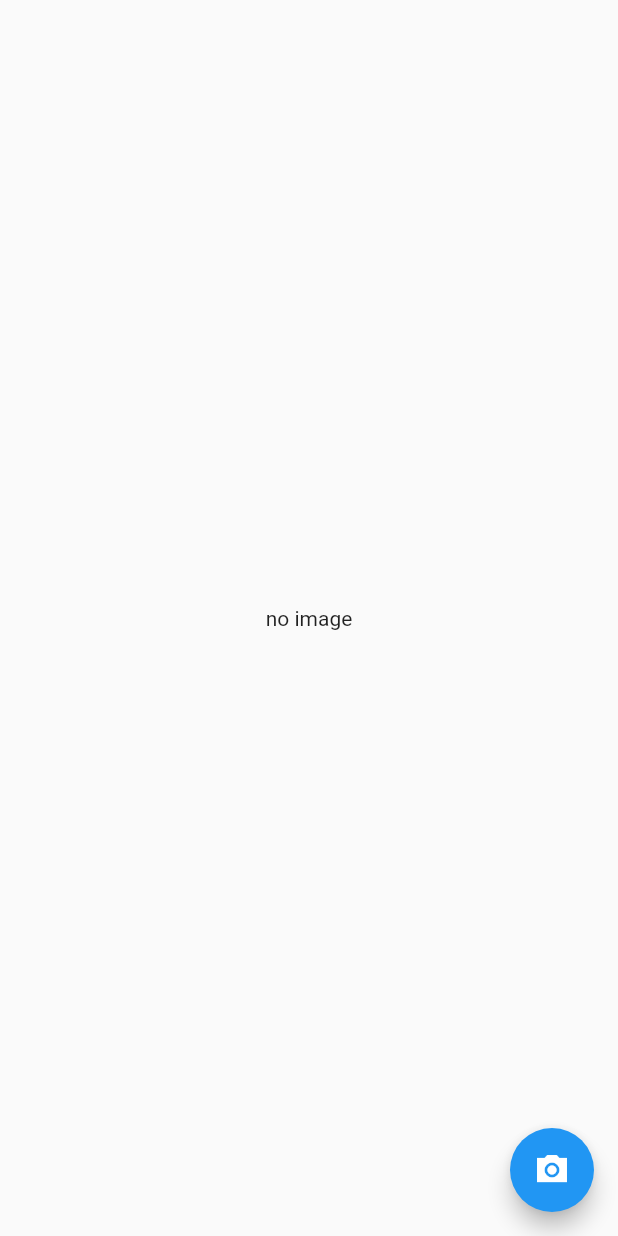
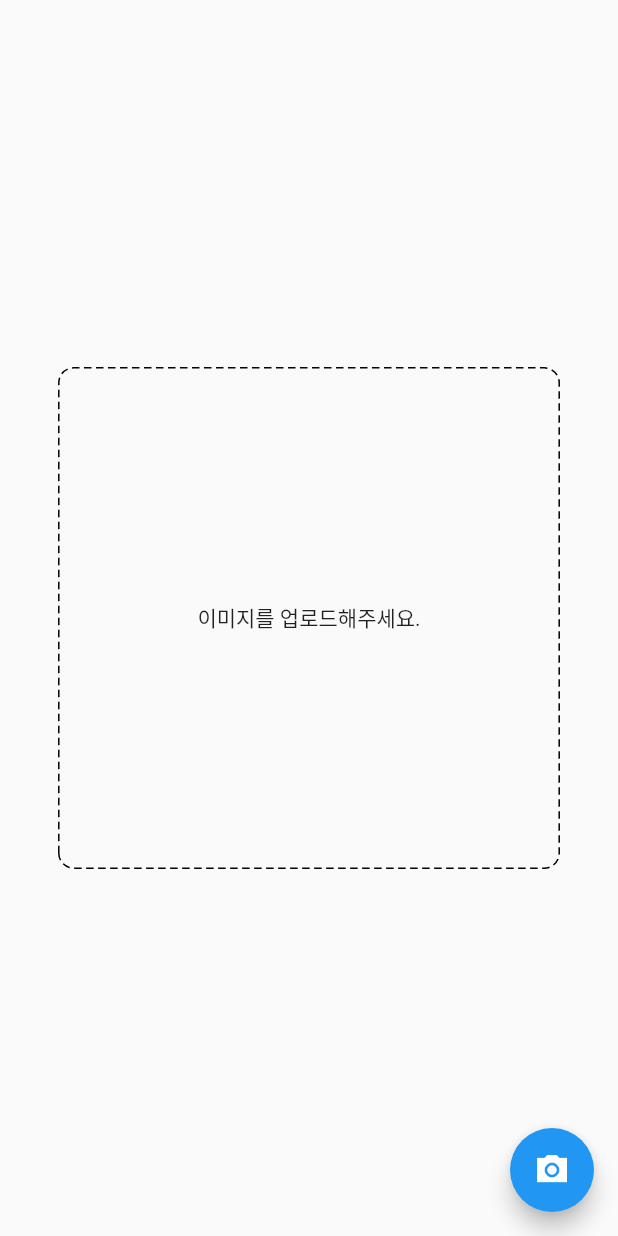
Before and after one commit to Yoochanhong/AI-X, a Flutter app: the screen it shows after launch, on a phone screen of 412 x 824 dp. Run offline on Flutter 3.47's test engine with Material 2 defaults, Android fonts, the phone set to English and light mode, and no system bars; drawn by our look-alikes of dotted_border; our stand-ins replace dio, flutter_screenutil, image_picker.

Commit message:
image가 null일때 뷰 대응

```diff
--- a/ai_x/lib/main.dart
+++ b/ai_x/lib/main.dart
@@ -1,7 +1,9 @@
 import 'dart:io';
 
 import 'package:dio/dio.dart';
+import 'package:dotted_border/dotted_border.dart';
 import 'package:flutter/material.dart';
+import 'package:flutter_screenutil/flutter_screenutil.dart';
 import 'package:image_picker/image_picker.dart';
 
 void main() => runApp(MyApp());
@@ -11,9 +13,12 @@ class MyApp extends StatelessWidget {
 
   @override
   Widget build(BuildContext context) {
-    return MaterialApp(
-      debugShowCheckedModeBanner: false,
-      home: MyHomePage(),
+    return ScreenUtilInit(
+      designSize: Size(7.5, 15),
+      builder: (context, child) => MaterialApp(
+        debugShowCheckedModeBanner: false,
+        home: MyHomePage(),
+      ),
     );
   }
 }
@@ -37,16 +42,30 @@ class _MyHomePageState extends State<MyHomePage> {
         child: image != null
             ? Container(
                 child: Column(
+                  mainAxisAlignment: MainAxisAlignment.center,
                   children: [
                     Container(
-                      width: 500,
-                      height: 500,
-                      child: Image.file(File(image!.path)),
+                      width: 6.0.w,
+                      height: 6.0.h,
+                      child: Image.file(
+                        File(image!.path),
+                        fit: BoxFit.fill,
+                      ),
                     ),
                   ],
                 ),
               )
-            : Text('no image'),
+            : DottedBorder(
+                child: Container(
+                  width: 6.0.w,
+                  height: 6.0.w,
+                  child: Center(child: Text('이미지를 업로드해주세요.')),
+                ),
+                dashPattern: [5, 3],
+                color: Colors.black,
+                borderType: BorderType.RRect,
+                radius: Radius.circular(10.0),
+              ),
       ),
       floatingActionButton: image != null
           ? FloatingActionButton(
```
